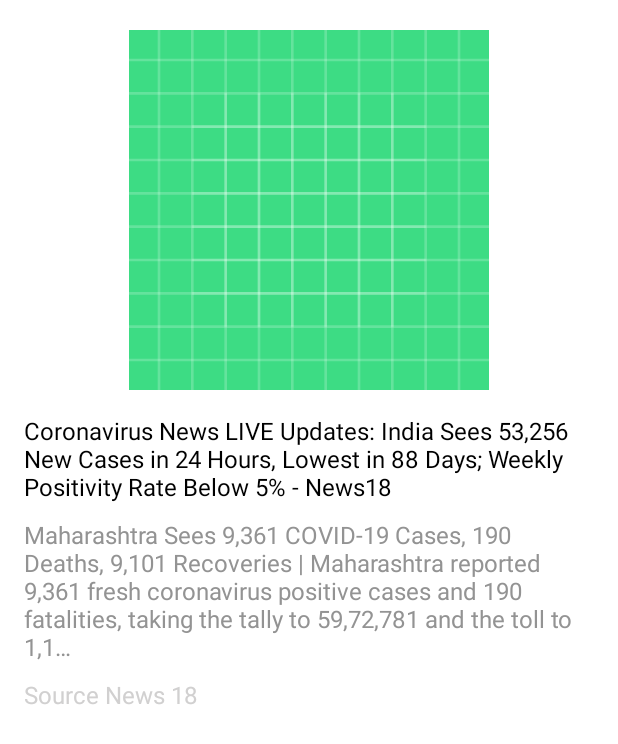
After one commit to raystatic/CleanArch-NewsApp, an Android app: the layout item_news.xml on its own in the app's theme, with its tools: preview values and no code run, on a phone screen of 412 x 824 dp. The commit adds this screen. Shown: the top 744 px of the screen. Run offline under Robolectric (Android 15) with nearby library versions, the phone set to English and light mode, and no system bars.

Commit message:
news set done

```diff
--- a/app/build.gradle
+++ b/app/build.gradle
@@ -69,4 +69,7 @@ dependencies {
 
     // Activity KTX for viewModels()
     implementation "androidx.activity:activity-ktx:1.2.3"
+
+    //glide transformations
+    implementation 'jp.wasabeef:glide-transformations:4.3.0'
 }
--- a/app/src/main/AndroidManifest.xml
+++ b/app/src/main/AndroidManifest.xml
@@ -2,14 +2,17 @@
 <manifest xmlns:android="http://schemas.android.com/apk/res/android"
     package="com.raystatic.inshortsclone">
 
+    <uses-permission android:name="android.permission.INTERNET"/>
+
     <application
+        android:name=".BaseApplication"
         android:allowBackup="true"
         android:icon="@mipmap/ic_launcher"
         android:label="@string/app_name"
         android:roundIcon="@mipmap/ic_launcher_round"
         android:supportsRtl="true"
         android:theme="@style/Theme.InshortsClone">
-        <activity android:name=".MainActivity">
+        <activity android:name=".presentation.MainActivity">
             <intent-filter>
                 <action android:name="android.intent.action.MAIN" />
 
--- /dev/null
+++ b/app/src/main/res/layout/item_news.xml
@@ -0,0 +1,120 @@
+<?xml version="1.0" encoding="utf-8"?>
+<androidx.constraintlayout.widget.ConstraintLayout xmlns:android="http://schemas.android.com/apk/res/android"
+    android:layout_width="match_parent"
+    android:layout_height="match_parent"
+    xmlns:app="http://schemas.android.com/apk/res-auto">
+
+    <ImageView
+        android:layout_width="match_parent"
+        android:layout_height="match_parent"
+        android:scaleType="centerCrop"
+        android:id="@+id/imageBackground"
+        app:layout_constraintTop_toTopOf="parent"
+        app:layout_constraintStart_toStartOf="parent"
+        app:layout_constraintEnd_toEndOf="parent"
+        app:layout_constraintBottom_toBottomOf="parent"/>
+
+    <ImageView
+        android:layout_width="match_parent"
+        android:layout_height="240dp"
+        android:layout_margin="20dp"
+        app:layout_constraintTop_toTopOf="parent"
+        app:layout_constraintStart_toStartOf="parent"
+        app:layout_constraintEnd_toEndOf="parent"
+        android:src="@drawable/ic_launcher_background"
+        android:background="@android:color/transparent"
+        android:id="@+id/image"/>
+
+    <View
+        android:layout_width="match_parent"
+        android:layout_height="0dp"
+        app:layout_constraintTop_toBottomOf="@+id/image"
+        app:layout_constraintBottom_toTopOf="@+id/viewBottom"
+        android:id="@+id/viewTop"
+        android:background="@color/white"/>
+
+    <TextView
+        android:layout_width="0dp"
+        android:layout_height="wrap_content"
+        app:layout_constraintTop_toTopOf="@+id/viewTop"
+        app:layout_constraintStart_toStartOf="@+id/viewTop"
+        app:layout_constraintEnd_toEndOf="@+id/viewTop"
+        android:text="Coronavirus News LIVE Updates: India Sees 53,256 New Cases in 24 Hours, Lowest in 88 Days; Weekly Positivity Rate Below 5% - News18"
+        android:textColor="@color/black"
+        android:textSize="16sp"
+        android:layout_marginTop="16dp"
+        android:layout_marginStart="16dp"
+        android:layout_marginEnd="16dp"
+        android:id="@+id/tvTitle"/>
+
+    <TextView
+        android:layout_width="0dp"
+        android:layout_height="wrap_content"
+        app:layout_constraintTop_toBottomOf="@+id/tvTitle"
+        app:layout_constraintStart_toStartOf="@+id/viewTop"
+        app:layout_constraintEnd_toEndOf="@+id/viewTop"
+        android:text="Maharashtra Sees 9,361 COVID-19 Cases, 190 Deaths, 9,101 Recoveries | Maharashtra reported 9,361 fresh coronavirus positive cases and 190 fatalities, taking the tally to 59,72,781 and the toll to 1,1…"
+        android:textColor="@color/gray"
+        android:textSize="16sp"
+        android:layout_marginTop="10dp"
+        android:layout_marginStart="16dp"
+        android:layout_marginEnd="16dp"
+        android:id="@+id/tvContent"/>
+
+    <TextView
+        android:layout_width="0dp"
+        android:layout_height="wrap_content"
+        app:layout_constraintTop_toBottomOf="@+id/tvContent"
+        app:layout_constraintStart_toStartOf="@+id/viewTop"
+        app:layout_constraintEnd_toEndOf="@+id/viewTop"
+        android:text="Source News 18"
+        android:textColor="@color/lightGray"
+        android:textSize="16sp"
+        android:layout_marginTop="10dp"
+        android:layout_marginStart="16dp"
+        android:layout_marginEnd="16dp"
+        android:id="@+id/tvSource"/>
+
+
+    <View
+        android:layout_width="match_parent"
+        android:layout_height="80dp"
+        android:background="@android:color/transparent"
+        app:layout_constraintBottom_toBottomOf="parent"
+        app:layout_constraintStart_toStartOf="parent"
+        app:layout_constraintEnd_toEndOf="parent"
+        android:id="@+id/viewBottom"/>
+
+    <TextView
+        android:layout_width="0dp"
+        android:layout_height="wrap_content"
+        app:layout_constraintTop_toTopOf="@+id/viewBottom"
+        app:layout_constraintStart_toStartOf="@+id/viewBottom"
+        app:layout_constraintEnd_toEndOf="@+id/viewBottom"
+        android:text="Coronavirus News LIVE Updates: India Sees 53,256 New Cases in 24 Hours, Lowest in 88 Days; Weekly Positivity Rate Below 5% - News18"
+        android:textColor="@color/white"
+        android:textSize="16sp"
+        android:layout_marginTop="16dp"
+        android:layout_marginStart="16dp"
+        android:layout_marginEnd="16dp"
+        android:id="@+id/tvDescription"
+        android:singleLine="true"
+        android:ellipsize="marquee"/>
+
+    <TextView
+        android:layout_width="0dp"
+        android:layout_height="wrap_content"
+        app:layout_constraintTop_toBottomOf="@+id/tvDescription"
+        app:layout_constraintStart_toStartOf="@+id/viewBottom"
+        app:layout_constraintEnd_toEndOf="@+id/viewBottom"
+        android:text="Tap to know more"
+        android:textColor="@color/white"
+        android:textSize="12sp"
+        android:layout_marginTop="5dp"
+        android:layout_marginStart="16dp"
+        android:layout_marginEnd="16dp"
+        android:id="@+id/tvKnowMore"/>
+
+
+
+</androidx.constraintlayout.widget.ConstraintLayout>
--- a/app/src/main/res/values/colors.xml
+++ b/app/src/main/res/values/colors.xml
@@ -7,4 +7,7 @@
     <color name="teal_700">#FF018786</color>
     <color name="black">#FF000000</color>
     <color name="white">#FFFFFFFF</color>
+    <color name="gray">#939393</color>
+    <color name="lightGray">#D1D0D0</color>
+
 </resources>
--- a/data/src/main/java/com/raystatic/data/NewsApi.kt
+++ b/data/src/main/java/com/raystatic/data/NewsApi.kt
@@ -14,6 +14,7 @@ interface NewsApi {
 
     companion object{
         const val API_KEY = "1199abc09655435b829cac50f16f9265"
+        const val BASE_URL = "https://newsapi.org/v2/"
     }
 
 }
--- a/data/src/main/java/com/raystatic/data/repository/NewsRepositoryImpl.kt
+++ b/data/src/main/java/com/raystatic/data/repository/NewsRepositoryImpl.kt
@@ -20,8 +20,10 @@ class NewsRepositoryImpl(
             try {
                 val response =remoteDataSource.getTrendingNews(country)
                 val result = newsMapper.mapToNewsList(response.articles)
+                println("RAYDEBUG: this is called. $result")
                 emit(Resource.Success(result))
             }catch (e:Exception){
+                e.printStackTrace()
                 Resource.Error(e)
             }
         }
--- a/data/src/main/java/com/raystatic/data/response/Article.kt
+++ b/data/src/main/java/com/raystatic/data/response/Article.kt
@@ -2,7 +2,7 @@ package com.raystatic.data.response
 
 data class Article(
     val author: String?=null,
-    val content: String,
+    val content: String?=null,
     val description: String?=null,
     val publishedAt: String,
     val source: Source?=null,
--- a/domain/src/main/java/com/raystatic/domain/usecase/GetNewsListUseCase.kt
+++ b/domain/src/main/java/com/raystatic/domain/usecase/GetNewsListUseCase.kt
@@ -11,7 +11,8 @@ class GetNewsListUseCase @Inject constructor(
 ) {
 
     suspend fun execute(country:String):Flow<Resource<List<News>>>{
-        return repository.getNewsList(country)
+        val result =  repository.getNewsList(country)
+        return result
     }
 
 }
```
Also changed, not shown: app/src/main/java/com/raystatic/inshortsclone/BaseApplication.kt (added, +7 -0 lines), app/src/main/java/com/raystatic/inshortsclone/MainActivity.kt (deleted, +0 -11 lines), app/src/main/java/com/raystatic/inshortsclone/di/NetworkModule.kt (added, +38 -0 lines), app/src/main/java/com/raystatic/inshortsclone/di/RepositoryModule.kt (added, +24 -0 lines), app/src/main/java/com/raystatic/inshortsclone/presentation/MainActivity.kt (added, +62 -0 lines), app/src/main/java/com/raystatic/inshortsclone/presentation/MainViewModel.kt (added, +34 -0 lines), app/src/main/java/com/raystatic/inshortsclone/presentation/NewsAdapter.kt (added, +61 -0 lines), app/src/main/res/layout/activity_main.xml (+16 -6 lines), domain/src/main/java/com/raystatic/domain/model/News.kt (+5 -5 lines).
